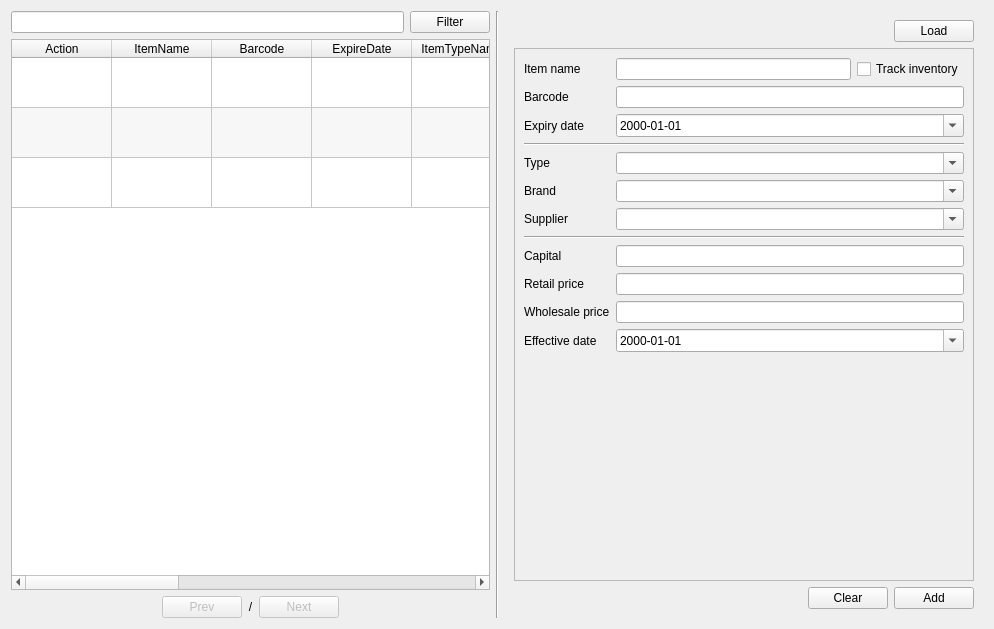
Before: the Qt Designer form app/views/templates/ManageItem.ui in rondalefloyd/mts-pos, drawn with Qt 5.
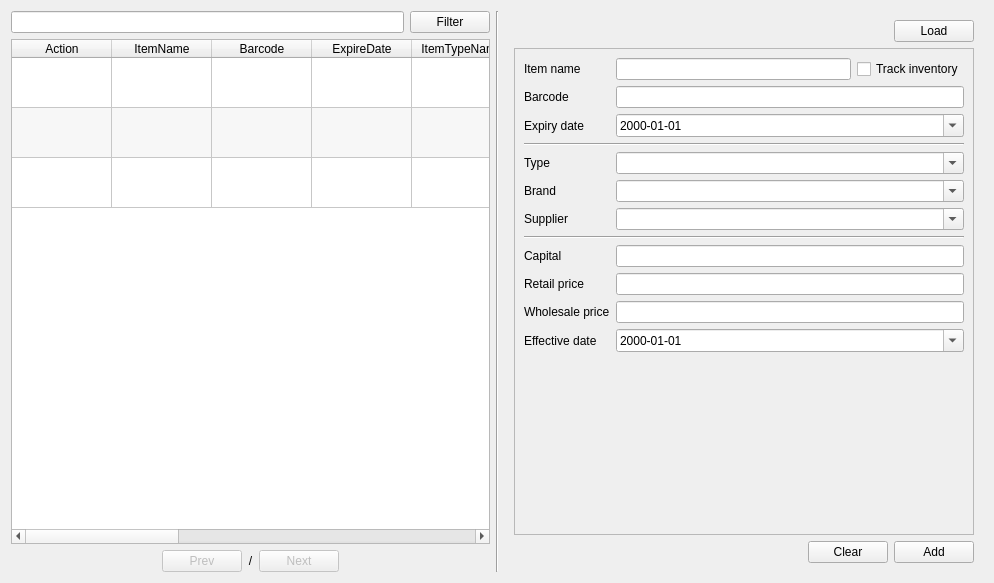
After: the same form once the commit is applied.

The edit to the form file:
```diff
--- a/app/views/templates/ManageItem.ui
+++ b/app/views/templates/ManageItem.ui
@@ -7,7 +7,7 @@
     <x>0</x>
     <y>0</y>
     <width>994</width>
-    <height>629</height>
+    <height>583</height>
    </rect>
   </property>
   <property name="windowTitle">
@@ -219,10 +219,10 @@
     </widget>
    </item>
    <item>
-    <widget class="QFrame" name="">
+    <widget class="QFrame" name="frameRegister">
      <property name="maximumSize">
       <size>
-       <width>500</width>
+       <width>16777215</width>
        <height>16777215</height>
       </size>
      </property>
@@ -261,8 +261,8 @@
           <rect>
            <x>0</x>
            <y>0</y>
-           <width>476</width>
-           <height>545</height>
+           <width>460</width>
+           <height>483</height>
           </rect>
          </property>
          <layout class="QFormLayout" name="formLayout">
```
